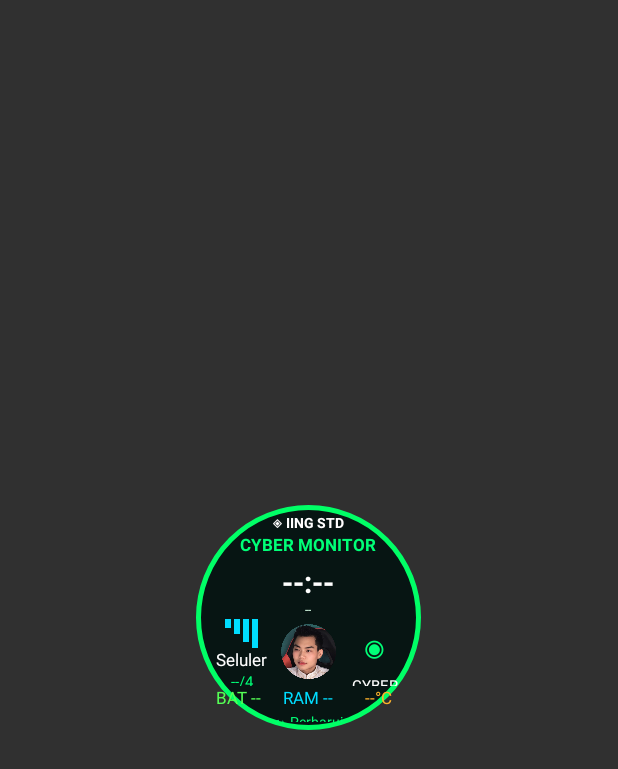
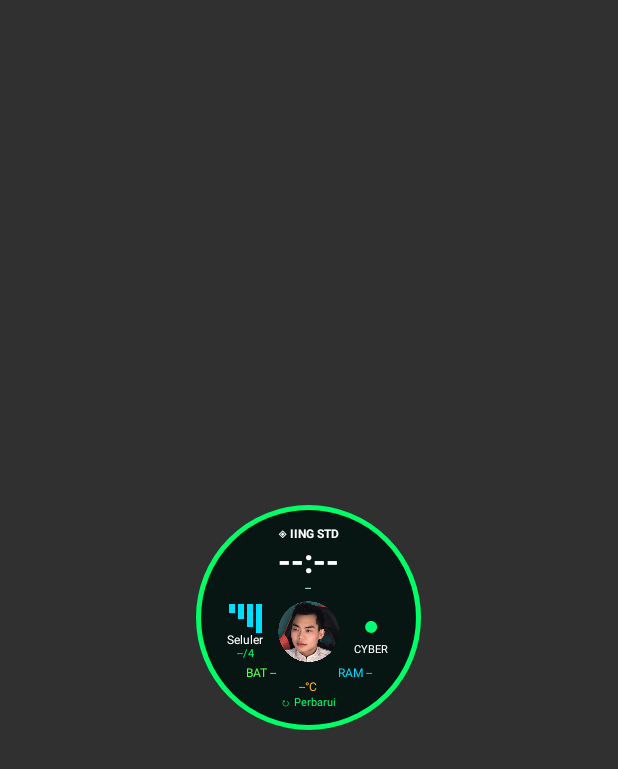
Before and after one commit to stdcrypto-boop/IING-STD-Cyber-Widget, an Android app: the layout widget.xml on its own in the app's theme, with its tools: preview values and no code run, on a phone screen of 412 x 824 dp. Shown: the top 769 px of the screen. Run offline under Robolectric (Android 15) with nearby library versions, the phone set to English and light mode, and no system bars.

Commit message:
Rebuild compact circular widget layout to prevent text overflow

```diff
--- a/app/src/main/res/layout/widget.xml
+++ b/app/src/main/res/layout/widget.xml
@@ -1,32 +1,31 @@
 <?xml version="1.0" encoding="utf-8"?>
 <FrameLayout xmlns:android="http://schemas.android.com/apk/res/android" android:layout_width="match_parent" android:layout_height="match_parent">
- <LinearLayout android:layout_width="150dp" android:layout_height="150dp" android:layout_gravity="center" android:orientation="vertical" android:gravity="center" android:padding="5dp" android:background="@drawable/cyber_circle">
-  <TextView android:layout_width="wrap_content" android:layout_height="wrap_content" android:text="◈ IING STD" android:textStyle="bold" android:textColor="#FFFFFF" android:textSize="9sp"/>
-  <TextView android:layout_width="wrap_content" android:layout_height="wrap_content" android:text="CYBER MONITOR" android:textStyle="bold" android:textColor="#00FF77" android:textSize="11sp"/>
-  <TextView android:id="@+id/clock" android:text="--:--" android:layout_width="wrap_content" android:layout_height="wrap_content" android:textColor="#FFFFFF" android:textSize="19sp" android:textStyle="bold" android:layout_marginTop="4dp"/>
-  <TextView android:id="@+id/date" android:text="--" android:layout_width="wrap_content" android:layout_height="wrap_content" android:textColor="#D9FFE7" android:textSize="8sp"/>
-  <LinearLayout android:layout_width="match_parent" android:layout_height="45dp" android:orientation="horizontal" android:gravity="center">
-   <LinearLayout android:layout_width="0dp" android:layout_weight="1" android:layout_height="wrap_content" android:gravity="center" android:orientation="vertical">
-    <LinearLayout android:layout_width="wrap_content" android:layout_height="20dp" android:gravity="bottom" android:orientation="horizontal">
-     <TextView android:id="@+id/bar1" android:layout_width="4dp" android:layout_height="6dp" android:layout_marginEnd="2dp" android:background="#00DDFF" android:text=" " />
-     <TextView android:id="@+id/bar2" android:layout_width="4dp" android:layout_height="10dp" android:layout_marginEnd="2dp" android:background="#00DDFF" android:text=" " />
-     <TextView android:id="@+id/bar3" android:layout_width="4dp" android:layout_height="15dp" android:layout_marginEnd="2dp" android:background="#00DDFF" android:text=" " />
-     <TextView android:id="@+id/bar4" android:layout_width="4dp" android:layout_height="19dp" android:background="#00DDFF" android:text=" " />
-    </LinearLayout>
-    <TextView android:id="@+id/network" android:layout_width="wrap_content" android:layout_height="wrap_content" android:text="Seluler" android:textColor="#FFFFFF" android:textSize="11sp"/>
-    <TextView android:id="@+id/signal" android:layout_width="wrap_content" android:layout_height="wrap_content" android:text="--/4" android:textColor="#00FF77" android:textSize="10sp"/>
-   </LinearLayout>
-   <ImageView android:layout_width="38dp" android:layout_height="38dp" android:src="@drawable/portrait" android:contentDescription="Foto profil"/>
-   <LinearLayout android:layout_width="0dp" android:layout_weight="1" android:layout_height="wrap_content" android:gravity="center" android:orientation="vertical">
-    <TextView android:layout_width="wrap_content" android:layout_height="wrap_content" android:text="◉" android:textColor="#00FF77" android:textSize="27sp"/>
-    <TextView android:layout_width="wrap_content" android:layout_height="wrap_content" android:text="CYBER" android:textColor="#FFFFFF" android:textSize="10sp"/>
-   </LinearLayout>
-  </LinearLayout>
-  <LinearLayout android:layout_width="match_parent" android:layout_height="wrap_content" android:orientation="horizontal" android:gravity="center">
-   <TextView android:id="@+id/battery" android:layout_width="0dp" android:layout_weight="1" android:gravity="center" android:layout_height="wrap_content" android:text="BAT --" android:textColor="#55FF55" android:textSize="11sp"/>
-   <TextView android:id="@+id/storage" android:layout_width="0dp" android:layout_weight="1" android:gravity="center" android:layout_height="wrap_content" android:text="RAM --" android:textColor="#00DDFF" android:textSize="11sp"/>
-   <TextView android:id="@+id/temp" android:layout_width="0dp" android:layout_weight="1" android:gravity="center" android:layout_height="wrap_content" android:text="--°C" android:textColor="#FFB32C" android:textSize="11sp"/>
-  </LinearLayout>
-  <TextView android:id="@+id/updated" android:layout_width="wrap_content" android:layout_height="wrap_content" android:text="↻ Perbarui" android:textColor="#00FF77" android:textSize="9sp" android:layout_marginTop="2dp"/>
- </LinearLayout>
+<LinearLayout android:layout_width="150dp" android:layout_height="150dp" android:layout_gravity="center" android:orientation="vertical" android:gravity="center" android:padding="12dp" android:background="@drawable/cyber_circle">
+<TextView android:layout_width="wrap_content" android:layout_height="wrap_content" android:text="◈ IING STD" android:textStyle="bold" android:textColor="#FFFFFF" android:textSize="8sp" android:includeFontPadding="false"/>
+<TextView android:id="@+id/clock" android:layout_width="wrap_content" android:layout_height="wrap_content" android:text="--:--" android:textStyle="bold" android:textColor="#FFFFFF" android:textSize="22sp" android:includeFontPadding="false"/>
+<TextView android:id="@+id/date" android:layout_width="wrap_content" android:layout_height="wrap_content" android:text="--" android:textColor="#B8F9D1" android:textSize="8sp" android:includeFontPadding="false"/>
+<LinearLayout android:layout_width="match_parent" android:layout_height="42dp" android:orientation="horizontal" android:gravity="center" android:layout_marginTop="3dp">
+<LinearLayout android:layout_width="0dp" android:layout_weight="1" android:layout_height="wrap_content" android:orientation="vertical" android:gravity="center">
+<LinearLayout android:layout_width="wrap_content" android:layout_height="20dp" android:gravity="bottom" android:orientation="horizontal">
+<TextView android:id="@+id/bar1" android:layout_width="4dp" android:layout_height="6dp" android:layout_marginEnd="2dp" android:background="#00DDFF" android:text=" "/>
+<TextView android:id="@+id/bar2" android:layout_width="4dp" android:layout_height="10dp" android:layout_marginEnd="2dp" android:background="#00DDFF" android:text=" "/>
+<TextView android:id="@+id/bar3" android:layout_width="4dp" android:layout_height="15dp" android:layout_marginEnd="2dp" android:background="#00DDFF" android:text=" "/>
+<TextView android:id="@+id/bar4" android:layout_width="4dp" android:layout_height="19dp" android:background="#00DDFF" android:text=" "/>
+</LinearLayout>
+<TextView android:id="@+id/network" android:layout_width="wrap_content" android:layout_height="wrap_content" android:text="Seluler" android:textColor="#FFFFFF" android:textSize="8sp" android:maxLines="1" android:includeFontPadding="false"/>
+<TextView android:id="@+id/signal" android:layout_width="wrap_content" android:layout_height="wrap_content" android:text="--/4" android:textColor="#00FF77" android:textSize="7sp" android:maxLines="1" android:includeFontPadding="false"/>
+</LinearLayout>
+<ImageView android:layout_width="42dp" android:layout_height="42dp" android:src="@drawable/portrait" android:contentDescription="Foto profil"/>
+<LinearLayout android:layout_width="0dp" android:layout_weight="1" android:layout_height="wrap_content" android:gravity="center" android:orientation="vertical">
+<TextView android:layout_width="wrap_content" android:layout_height="wrap_content" android:text="●" android:textColor="#00FF77" android:textSize="18sp" android:includeFontPadding="false"/>
+<TextView android:layout_width="wrap_content" android:layout_height="wrap_content" android:text="CYBER" android:textColor="#FFFFFF" android:textSize="7sp" android:includeFontPadding="false"/>
+</LinearLayout>
+</LinearLayout>
+<LinearLayout android:layout_width="match_parent" android:layout_height="wrap_content" android:orientation="horizontal" android:gravity="center" android:layout_marginTop="2dp">
+<TextView android:id="@+id/battery" android:layout_width="0dp" android:layout_weight="1" android:layout_height="wrap_content" android:gravity="center" android:text="BAT --" android:textColor="#55FF55" android:textSize="8sp" android:maxLines="1" android:includeFontPadding="false"/>
+<TextView android:id="@+id/storage" android:layout_width="0dp" android:layout_weight="1" android:layout_height="wrap_content" android:gravity="center" android:text="RAM --" android:textColor="#00DDFF" android:textSize="8sp" android:maxLines="1" android:includeFontPadding="false"/>
+</LinearLayout>
+<TextView android:id="@+id/temp" android:layout_width="wrap_content" android:layout_height="wrap_content" android:text="--°C" android:textColor="#FFB32C" android:textSize="8sp" android:includeFontPadding="false"/>
+<TextView android:id="@+id/updated" android:layout_width="wrap_content" android:layout_height="wrap_content" android:text="↻ Perbarui" android:textColor="#00FF77" android:textSize="7sp" android:includeFontPadding="false"/>
+</LinearLayout>
 </FrameLayout>
```
